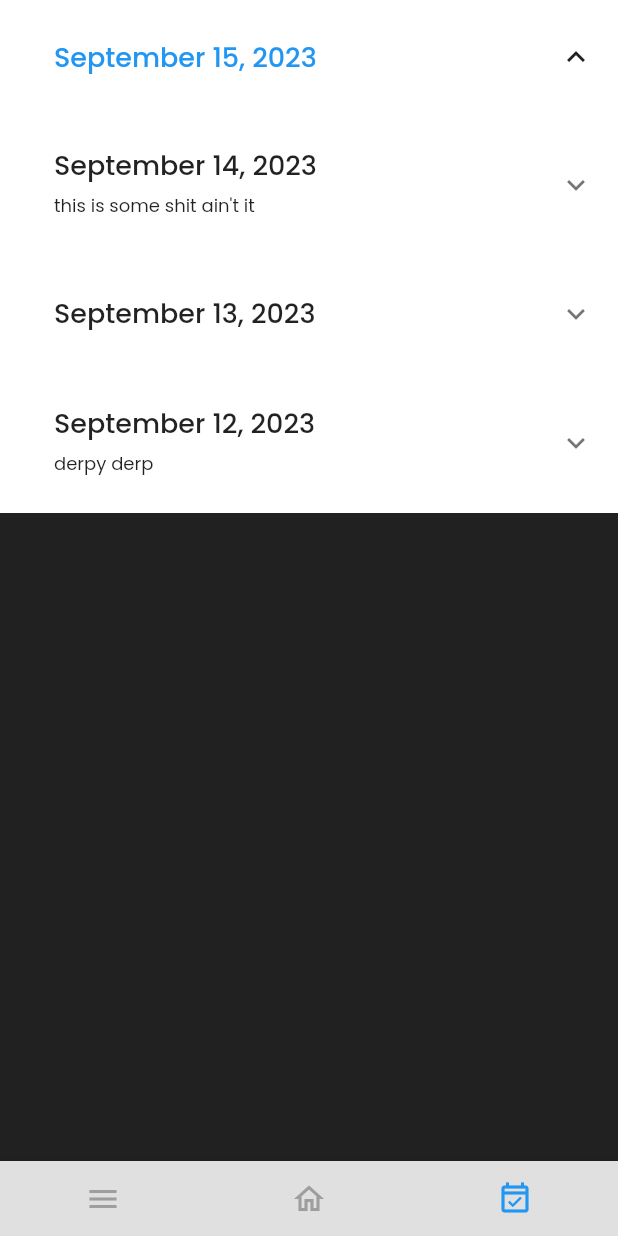
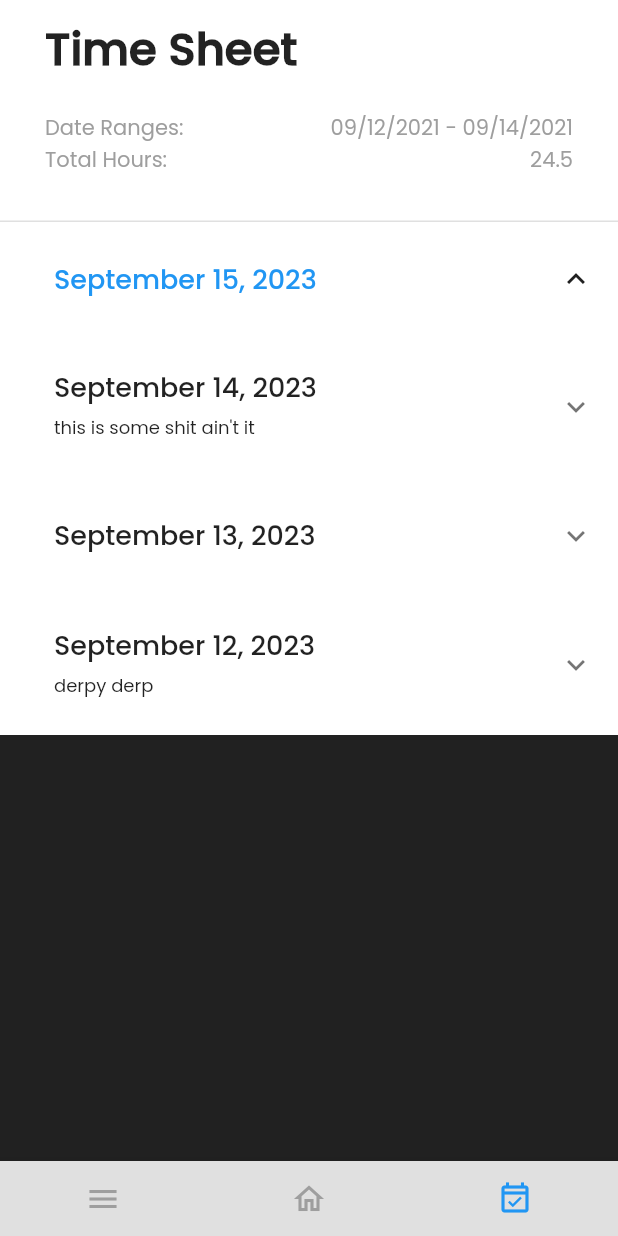
Before and after one commit to BrandonThomas84/gateway-fence-employee, a Flutter app: the TimeSheetRoute screen opened by its route, on a phone screen of 412 x 824 dp. Run offline on Flutter 3.47's test engine with Material 2 defaults, Android fonts, the phone set to English and light mode, and no system bars; our stand-ins replace firebase_core; accounts and stored records are empty.

Commit message:
Adding a header to the time sheet page

```diff
--- a/lib/routes/time_sheet.dart
+++ b/lib/routes/time_sheet.dart
@@ -27,6 +27,62 @@ class TimeSheetRoute extends StatelessWidget {
       body: SafeArea(
         child: ListView(
           children: [
+            Container(
+              padding: const EdgeInsets.only(
+                top: 10,
+                right: 30,
+                bottom: 30,
+                left: 30,
+              ),
+              decoration: const BoxDecoration(
+                color: AppColors.white,
+                border: Border(
+                  bottom: BorderSide(
+                    color: AppColors.greyLight,
+                    width: 1,
+                  ),
+                ),
+              ),
+              child: const Column(
+                crossAxisAlignment: CrossAxisAlignment.start,
+                children: [
+                  Text(
+                    "Time Sheet",
+                    style: TextStyle(
+                      fontSize: 30,
+                      fontWeight: FontWeight.bold,
+                    ),
+                  ),
+                  SizedBox(height: 20),
+                  Row(
+                    mainAxisAlignment: MainAxisAlignment.spaceBetween,
+                    children: [
+                      Text(
+                        "Date Ranges:",
+                        style: TextStyle(fontSize: 14, color: AppColors.grey),
+                      ),
+                      Text(
+                        "09/12/2021 - 09/14/2021",
+                        style: TextStyle(fontSize: 14, color: AppColors.grey),
+                      ),
+                    ],
+                  ),
+                  Row(
+                    mainAxisAlignment: MainAxisAlignment.spaceBetween,
+                    children: [
+                      Text(
+                        "Total Hours:",
+                        style: TextStyle(fontSize: 14, color: AppColors.grey),
+                      ),
+                      Text(
+                        "24.5",
+                        style: TextStyle(fontSize: 14, color: AppColors.grey),
+                      ),
+                    ],
+                  ),
+                ],
+              ),
+            ),
             ShiftDay(
               date: DateTime.now(),
               events: eventList,
```
